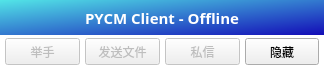
First picture: the form in Client/UI/MainUI.ui, repository yang-zhongtian/PYCM, before the edit.
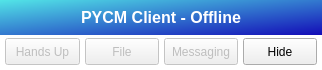
Second picture: the form after the edit. Icons and pictures are not drawn.

```diff
--- a/Client/UI/MainUI.ui
+++ b/Client/UI/MainUI.ui
@@ -6,7 +6,7 @@
    <rect>
     <x>0</x>
     <y>0</y>
-    <width>324</width>
+    <width>322</width>
     <height>70</height>
    </rect>
   </property>
@@ -72,8 +72,7 @@
        <widget class="QLabel" name="title_label">
         <property name="font">
          <font>
-          <family>微软雅黑</family>
-          <pointsize>11</pointsize>
+          <pointsize>12</pointsize>
           <weight>75</weight>
           <bold>true</bold>
          </font>
@@ -91,7 +90,7 @@
        </widget>
       </item>
       <item>
-       <layout class="QHBoxLayout" name="horizontalLayout">
+       <layout class="QHBoxLayout" name="horizontalLayout" stretch="2,1,2,1">
         <property name="spacing">
          <number>5</number>
         </property>
@@ -113,18 +112,13 @@
            <bool>false</bool>
           </property>
           <property name="sizePolicy">
-           <sizepolicy hsizetype="Minimum" vsizetype="Minimum">
+           <sizepolicy hsizetype="Expanding" vsizetype="Minimum">
             <horstretch>0</horstretch>
             <verstretch>0</verstretch>
            </sizepolicy>
           </property>
-          <property name="font">
-           <font>
-            <family>微软雅黑</family>
-           </font>
-          </property>
           <property name="text">
-           <string>举手</string>
+           <string>Hands Up</string>
           </property>
          </widget>
         </item>
@@ -139,13 +133,8 @@
             <verstretch>0</verstretch>
            </sizepolicy>
           </property>
-          <property name="font">
-           <font>
-            <family>微软雅黑</family>
-           </font>
-          </property>
           <property name="text">
-           <string>发送文件</string>
+           <string>File</string>
           </property>
          </widget>
         </item>
@@ -155,18 +144,13 @@
            <bool>false</bool>
           </property>
           <property name="sizePolicy">
-           <sizepolicy hsizetype="Minimum" vsizetype="Minimum">
+           <sizepolicy hsizetype="Expanding" vsizetype="Minimum">
             <horstretch>0</horstretch>
             <verstretch>0</verstretch>
            </sizepolicy>
           </property>
-          <property name="font">
-           <font>
-            <family>微软雅黑</family>
-           </font>
-          </property>
           <property name="text">
-           <string>私信</string>
+           <string>Messaging</string>
           </property>
          </widget>
         </item>
@@ -178,13 +162,8 @@
             <verstretch>0</verstretch>
            </sizepolicy>
           </property>
-          <property name="font">
-           <font>
-            <family>微软雅黑</family>
-           </font>
-          </property>
           <property name="text">
-           <string>隐藏</string>
+           <string>Hide</string>
           </property>
          </widget>
         </item>
```
Left out of the diff: 51 changed lines with no effect on the pictures.
